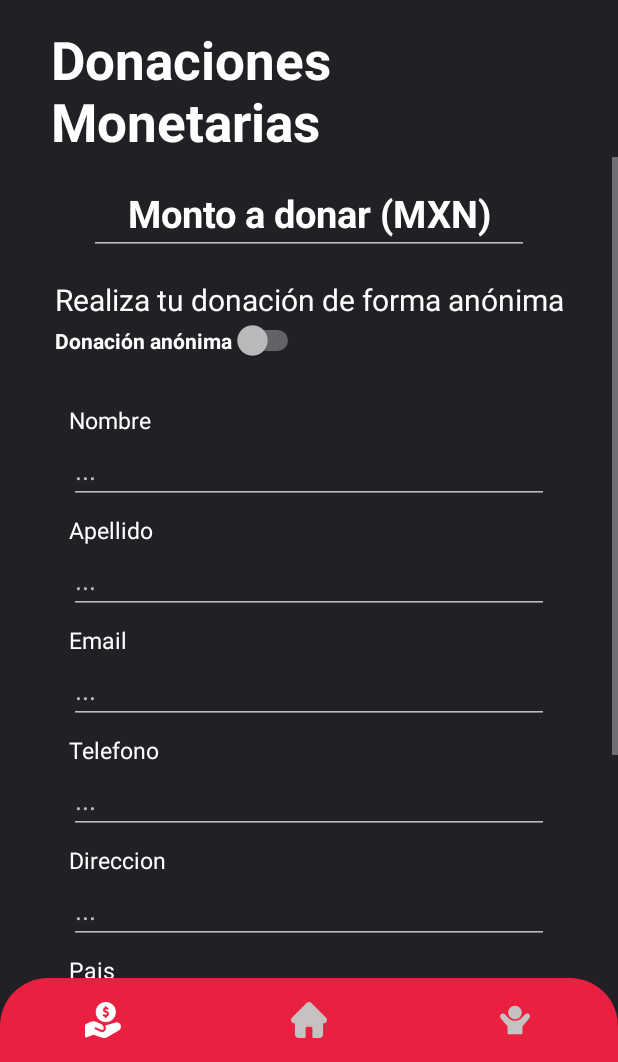
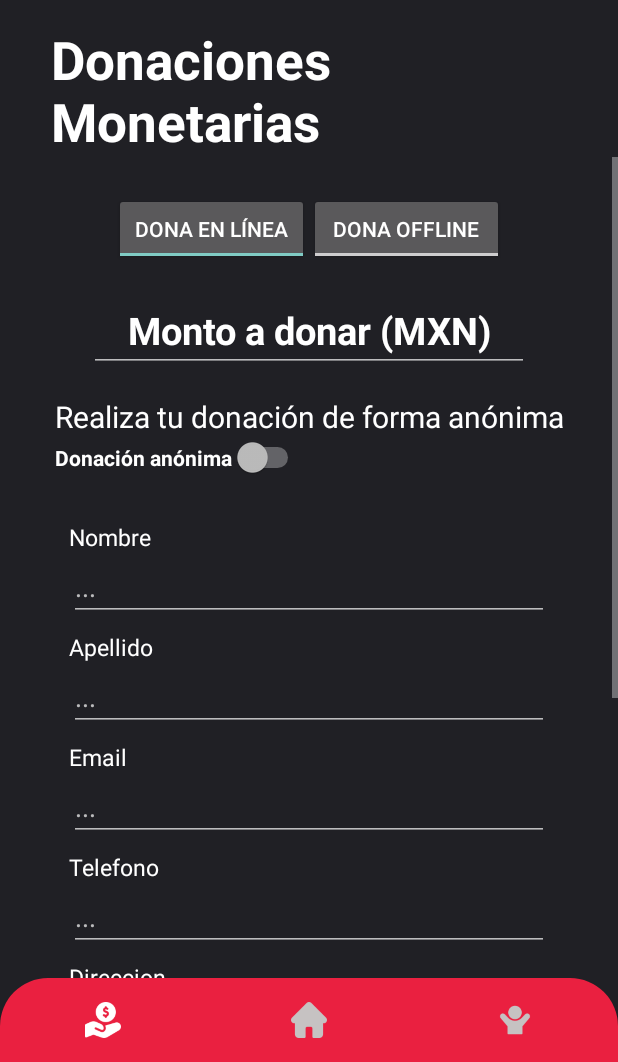
Before and after one commit to JoseTobon/BAMX, an Android app: the fragment MonetariasFragment placed in its activity, on a phone screen of 412 x 824 dp, the part 174-1236 px from its top. Run offline under Robolectric (Android 15) with nearby library versions, the phone set to English and light mode, and no system bars; our stand-ins replace Firebase (no records; nobody signed in at launch, a user with empty details on screens opened directly).

Commit message:
toggles y fragmento formulario de voluntarios

```diff
--- /dev/null
+++ b/app/src/main/java/mx/itesm/bamx/FormularioVolFragment.kt
@@ -0,0 +1,19 @@
+package mx.itesm.bamx
+
+import android.os.Bundle
+import androidx.fragment.app.Fragment
+import android.view.LayoutInflater
+import android.view.View
+import android.view.ViewGroup
+
+class FormularioVolFragment : Fragment() {
+
+    override fun onCreateView(
+        inflater: LayoutInflater, container: ViewGroup?,
+        savedInstanceState: Bundle?
+    ): View? {
+        // Inflate the layout for this fragment
+        return inflater.inflate(R.layout.fragment_formulario_vol, container, false)
+    }
+
+}
--- /dev/null
+++ b/app/src/main/res/layout/fragment_formulario_vol.xml
@@ -0,0 +1,8 @@
+<?xml version="1.0" encoding="utf-8"?>
+<androidx.constraintlayout.widget.ConstraintLayout xmlns:android="http://schemas.android.com/apk/res/android"
+    xmlns:app="http://schemas.android.com/apk/res-auto"
+    xmlns:tools="http://schemas.android.com/tools"
+    android:id="@+id/frameLayout"
+    android:layout_width="match_parent"
+    android:layout_height="match_parent"
+    tools:context=".FormularioVolFragment"/>
--- a/app/src/main/res/layout/fragment_monetarias.xml
+++ b/app/src/main/res/layout/fragment_monetarias.xml
@@ -2,6 +2,7 @@
 <androidx.constraintlayout.widget.ConstraintLayout xmlns:android="http://schemas.android.com/apk/res/android"
     xmlns:app="http://schemas.android.com/apk/res-auto"
     xmlns:tools="http://schemas.android.com/tools"
+    android:id="@+id/textView16"
     android:layout_width="match_parent"
     android:layout_height="match_parent"
     android:background="#202025"
@@ -42,7 +43,7 @@
                 android:id="@+id/montoDE"
                 android:layout_width="wrap_content"
                 android:layout_height="wrap_content"
-                android:layout_marginTop="10dp"
+                android:layout_marginTop="16dp"
                 android:ems="10"
                 android:hint="Monto a donar (MXN)"
                 android:inputType="number"
@@ -52,7 +53,7 @@
                 android:textStyle="bold"
                 app:layout_constraintEnd_toEndOf="parent"
                 app:layout_constraintStart_toStartOf="parent"
-                app:layout_constraintTop_toTopOf="parent" />
+                app:layout_constraintTop_toBottomOf="@+id/toggleButton2" />
 
             <TextView
                 android:id="@+id/textView15"
@@ -77,6 +78,16 @@
                 app:layout_constraintTop_toBottomOf="@+id/textView15"
                 tools:ignore="TouchTargetSizeCheck" />
 
+            <TextView
+                android:id="@+id/textView9"
+                android:layout_width="wrap_content"
+                android:layout_height="wrap_content"
+                android:text="Nombre"
+                android:textColor="@color/white"
+                android:textSize="15dp"
+                app:layout_constraintBottom_toTopOf="@+id/nombreDM"
+                app:layout_constraintStart_toStartOf="@+id/nombreDM" />
+
             <EditText
                 android:id="@+id/nombreDM"
                 android:layout_width="320dp"
@@ -92,36 +103,6 @@
                 tools:ignore="TouchTargetSizeCheck" />
 
             <TextView
-                android:id="@+id/textView9"
-                android:layout_width="wrap_content"
-                android:layout_height="wrap_content"
-                android:text="Nombre"
-                android:textColor="@color/white"
-                android:textSize="15dp"
-                app:layout_constraintBottom_toTopOf="@+id/nombreDM"
-                app:layout_constraintStart_toStartOf="@+id/nombreDM" />
-
-            <TextView
-                android:id="@+id/textView14"
-                android:layout_width="wrap_content"
-                android:layout_height="wrap_content"
-                android:text="Pais"
-                android:textColor="@color/white"
-                android:textSize="15dp"
-                app:layout_constraintBottom_toTopOf="@+id/paisDM"
-                app:layout_constraintStart_toStartOf="@+id/paisDM" />
-
-            <TextView
-                android:id="@+id/textView13"
-                android:layout_width="wrap_content"
-                android:layout_height="wrap_content"
-                android:text="Direccion"
-                android:textColor="@color/white"
-                android:textSize="15dp"
-                app:layout_constraintBottom_toTopOf="@+id/direccionDM"
-                app:layout_constraintStart_toStartOf="@+id/direccionDM" />
-
-            <TextView
                 android:id="@+id/textView10"
                 android:layout_width="wrap_content"
                 android:layout_height="wrap_content"
@@ -130,6 +111,19 @@
                 android:textSize="15dp"
                 app:layout_constraintBottom_toTopOf="@+id/apellidoDM"
                 app:layout_constraintStart_toStartOf="@+id/apellidoDM" />
+
+            <EditText
+                android:id="@+id/apellidoDM"
+                android:layout_width="320dp"
+                android:layout_height="45dp"
+                android:layout_marginTop="28dp"
+                android:ems="10"
+                android:hint="..."
+                android:inputType="textPersonName"
+                app:layout_constraintEnd_toEndOf="parent"
+                app:layout_constraintStart_toStartOf="parent"
+                app:layout_constraintTop_toBottomOf="@+id/nombreDM"
+                tools:ignore="TouchTargetSizeCheck" />
 
             <TextView
                 android:id="@+id/textView11"
@@ -154,6 +148,16 @@
                 app:layout_constraintTop_toBottomOf="@+id/apellidoDM"
                 tools:ignore="TouchTargetSizeCheck" />
 
+            <TextView
+                android:id="@+id/textView12"
+                android:layout_width="wrap_content"
+                android:layout_height="wrap_content"
+                android:text="Telefono"
+                android:textColor="@color/white"
+                android:textSize="15dp"
+                app:layout_constraintBottom_toTopOf="@+id/telefonoDM"
+                app:layout_constraintStart_toStartOf="@+id/telefonoDM" />
+
             <EditText
                 android:id="@+id/telefonoDM"
                 android:layout_width="320dp"
@@ -166,6 +170,16 @@
                 app:layout_constraintStart_toStartOf="parent"
                 app:layout_constraintTop_toBottomOf="@+id/correoDM"
                 tools:ignore="TouchTargetSizeCheck" />
+
+            <TextView
+                android:id="@+id/textView13"
+                android:layout_width="wrap_content"
+                android:layout_height="wrap_content"
+                android:text="Direccion"
+                android:textColor="@color/white"
+                android:textSize="15dp"
+                app:layout_constraintBottom_toTopOf="@+id/direccionDM"
+                app:layout_constraintStart_toStartOf="@+id/direccionDM" />
 
             <EditText
                 android:id="@+id/direccionDM"
@@ -180,6 +194,16 @@
                 app:layout_constraintTop_toBottomOf="@+id/telefonoDM"
                 tools:ignore="TouchTargetSizeCheck" />
 
+            <TextView
+                android:id="@+id/textView14"
+                android:layout_width="wrap_content"
+                android:layout_height="wrap_content"
+                android:text="Pais"
+                android:textColor="@color/white"
+                android:textSize="15dp"
+                app:layout_constraintBottom_toTopOf="@+id/paisDM"
+                app:layout_constraintStart_toStartOf="@+id/paisDM" />
+
             <EditText
                 android:id="@+id/paisDM"
                 android:layout_width="320dp"
@@ -191,29 +215,6 @@
                 app:layout_constraintEnd_toEndOf="parent"
                 app:layout_constraintStart_toStartOf="parent"
                 app:layout_constraintTop_toBottomOf="@+id/direccionDM"
-                tools:ignore="TouchTargetSizeCheck" />
-
-            <TextView
-                android:id="@+id/textView12"
-                android:layout_width="wrap_content"
-                android:layout_height="wrap_content"
-                android:text="Telefono"
-                android:textColor="@color/white"
-                android:textSize="15dp"
-                app:layout_constraintBottom_toTopOf="@+id/telefonoDM"
-                app:layout_constraintStart_toStartOf="@+id/telefonoDM" />
-
-            <EditText
-                android:id="@+id/apellidoDM"
-                android:layout_width="320dp"
-                android:layout_height="45dp"
-                android:layout_marginTop="28dp"
-                android:ems="10"
-                android:hint="..."
-                android:inputType="textPersonName"
-                app:layout_constraintEnd_toEndOf="parent"
-                app:layout_constraintStart_toStartOf="parent"
-                app:layout_constraintTop_toBottomOf="@+id/nombreDM"
                 tools:ignore="TouchTargetSizeCheck" />
 
             <Button
@@ -241,6 +242,30 @@
                 android:textSize="20sp"
                 app:layout_constraintEnd_toEndOf="parent"
                 app:layout_constraintTop_toBottomOf="@+id/donAnon" />
+
+            <ToggleButton
+                android:id="@+id/toggleButton2"
+                android:layout_width="130dp"
+                android:layout_height="wrap_content"
+                android:layout_marginTop="24dp"
+                android:layout_marginEnd="76dp"
+                android:text="dona offline"
+                android:textOff="dona offline"
+                android:textOn="dona offline"
+                app:layout_constraintEnd_toEndOf="parent"
+                app:layout_constraintTop_toTopOf="parent" />
+
+            <ToggleButton
+                android:id="@+id/toggleButton"
+                android:layout_width="130dp"
+                android:layout_height="wrap_content"
+                android:checked="true"
+                android:text="dona en línea"
+                android:textOff="dona en línea"
+                android:textOn="dona en línea"
+                app:layout_constraintEnd_toStartOf="@+id/toggleButton2"
+                app:layout_constraintTop_toTopOf="@+id/toggleButton2" />
+
         </androidx.constraintlayout.widget.ConstraintLayout>
     </ScrollView>
 
```
